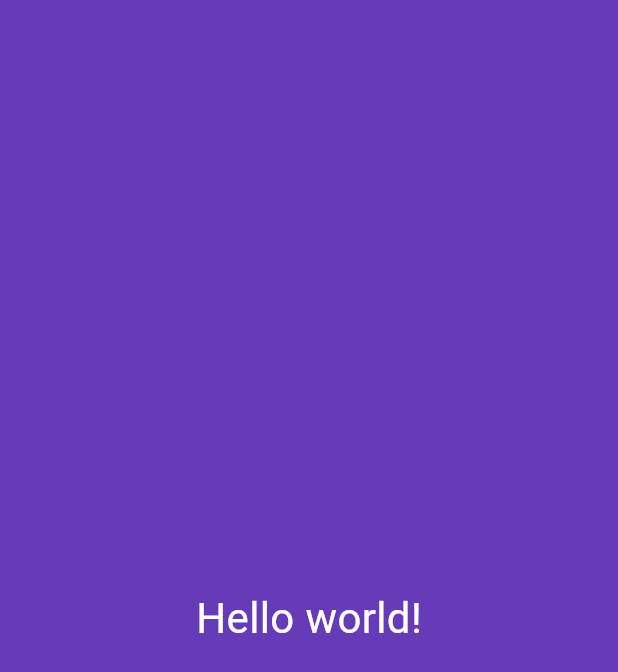
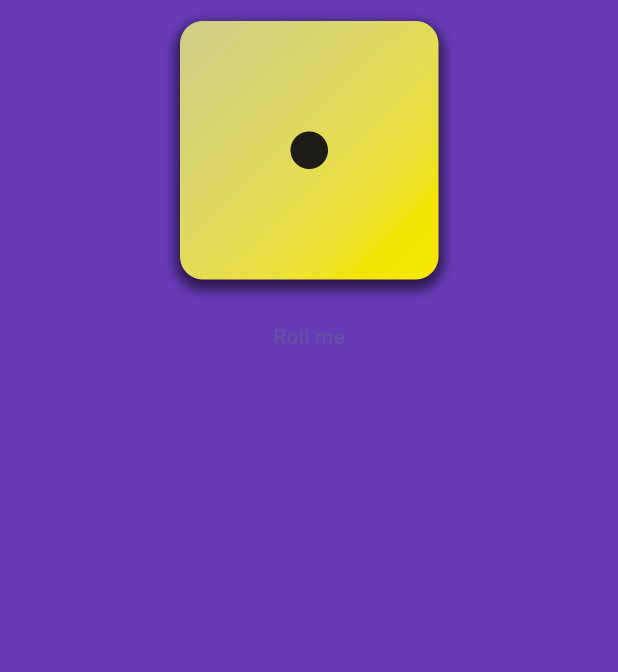
Before and after one commit to Artur-Tech/learning-flutter, a Flutter app: the screen it shows after launch, on a phone screen of 412 x 824 dp. Shown: the top 672 px of the screen. Run offline on Flutter 3.47's test engine with Material 3 defaults, Android fonts, the phone set to English and light mode, and no system bars.

Commit message:
added dice images

```diff
--- a/lib/gradient_container.dart
+++ b/lib/gradient_container.dart
@@ -8,7 +8,9 @@ class GradientContainer extends StatelessWidget {
   const GradientContainer({super.key, required this.colorsList});
 
   final List<Color> colorsList;
-
+  void rollDice() {
+    // code...
+  }
   @override
   Widget build(context) {
     return Container(
@@ -16,7 +18,16 @@ class GradientContainer extends StatelessWidget {
         gradient: LinearGradient(
             colors: colorsList, begin: startAllignment, end: endAlignment),
       ),
-      child: const Center(child: StyledText('Hello world!')),
+      child: Center(
+          child: Column(
+        children: [
+          Image.asset(
+            'assets/images/dice-1.png',
+            width: 200,
+          ),
+          TextButton(onPressed: rollDice, child: const Text("Roll me"))
+        ],
+      )),
     );
   }
 }
```
Also changed, not shown: pubspec.yaml (+8 -3 lines), assets/images/dice-1.png (added), assets/images/dice-2.png (added), assets/images/dice-3.png (added), assets/images/dice-4.png (added), assets/images/dice-5.png (added), assets/images/dice-6.png (added).
